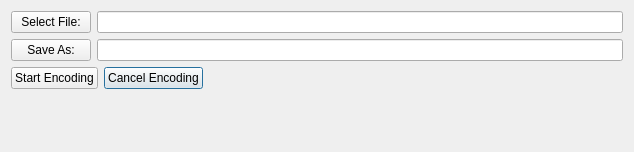
This is dialog.ui in an146/qtheorafrontend as Qt 5 draws it before an edit. The edited form follows.
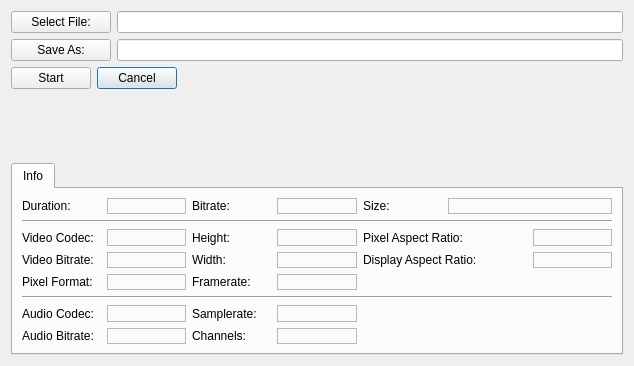
This is the edited form. Icons and pictures are not drawn.

Commit message: Info tab

What changed in the file:
```diff
--- a/dialog.ui
+++ b/dialog.ui
@@ -7,7 +7,7 @@
     <x>0</x>
     <y>0</y>
     <width>634</width>
-    <height>152</height>
+    <height>366</height>
    </rect>
   </property>
   <property name="windowTitle">
@@ -17,39 +17,49 @@
    <iconset resource="resources.qrc">
     <normaloff>:/app.png</normaloff>:/app.png</iconset>
   </property>
-  <layout class="QGridLayout" name="gridLayout">
-   <item row="0" column="0">
-    <widget class="QPushButton" name="input_select">
-     <property name="text">
-      <string>Select File:</string>
-     </property>
-     <property name="autoDefault">
-      <bool>false</bool>
-     </property>
-    </widget>
+  <layout class="QVBoxLayout" name="verticalLayout">
+   <item>
+    <layout class="QGridLayout" name="gridLayout_1">
+     <item row="0" column="0">
+      <widget class="QPushButton" name="input_select">
+       <property name="minimumSize">
+        <size>
+         <width>100</width>
+         <height>0</height>
+        </size>
+       </property>
+       <property name="text">
+        <string>Select File:</string>
+       </property>
+       <property name="autoDefault">
+        <bool>false</bool>
+       </property>
+      </widget>
+     </item>
+     <item row="1" column="0">
+      <widget class="QPushButton" name="output_select">
+       <property name="text">
+        <string>Save As:</string>
+       </property>
+       <property name="autoDefault">
+        <bool>false</bool>
+       </property>
+      </widget>
+     </item>
+     <item row="1" column="1">
+      <widget class="QLineEdit" name="output"/>
+     </item>
+     <item row="0" column="1">
+      <widget class="QLineEdit" name="input"/>
+     </item>
+    </layout>
    </item>
-   <item row="0" column="1">
-    <widget class="QLineEdit" name="input"/>
-   </item>
-   <item row="1" column="0">
-    <widget class="QPushButton" name="output_select">
-     <property name="text">
-      <string>Save As:</string>
-     </property>
-     <property name="autoDefault">
-      <bool>false</bool>
-     </property>
-    </widget>
-   </item>
-   <item row="1" column="1">
-    <widget class="QLineEdit" name="output"/>
-   </item>
-   <item row="2" column="0" colspan="2">
+   <item>
     <layout class="QHBoxLayout" name="horizontalLayout">
      <item>
       <widget class="QPushButton" name="transcode">
        <property name="text">
-        <string>Start Encoding</string>
+        <string>Start</string>
        </property>
        <property name="autoDefault">
         <bool>false</bool>
@@ -59,7 +69,7 @@
      <item>
       <widget class="QPushButton" name="cancel">
        <property name="text">
-        <string>Cancel Encoding</string>
+        <string>Cancel</string>
        </property>
       </widget>
      </item>
@@ -78,14 +88,14 @@
      </item>
     </layout>
    </item>
-   <item row="4" column="0" colspan="2">
+   <item>
     <widget class="QLabel" name="status">
      <property name="text">
       <string/>
      </property>
     </widget>
    </item>
-   <item row="3" column="0">
+   <item>
     <spacer name="verticalSpacer">
      <property name="orientation">
       <enum>Qt::Vertical</enum>
@@ -98,6 +108,340 @@
      </property>
     </spacer>
    </item>
+   <item>
+    <widget class="QTabWidget" name="tabWidget">
+     <property name="currentIndex">
+      <number>0</number>
+     </property>
+     <widget class="QWidget" name="info">
+      <property name="sizePolicy">
+       <sizepolicy hsizetype="Expanding" vsizetype="Expanding">
+        <horstretch>0</horstretch>
+        <verstretch>0</verstretch>
+       </sizepolicy>
+      </property>
+      <attribute name="title">
+       <string>Info</string>
+      </attribute>
+      <layout class="QGridLayout" name="gridLayout">
+       <item row="0" column="0">
+        <widget class="QLabel" name="label_2">
+         <property name="text">
+          <string>Duration:</string>
+         </property>
+        </widget>
+       </item>
+       <item row="0" column="1">
+        <widget class="QLabel" name="info_duration">
+         <property name="frameShape">
+          <enum>QFrame::StyledPanel</enum>
+         </property>
+         <property name="frameShadow">
+          <enum>QFrame::Sunken</enum>
+         </property>
+         <property name="text">
+          <string/>
+         </property>
+        </widget>
+       </item>
+       <item row="0" column="2">
+        <widget class="QLabel" name="label_5">
+         <property name="text">
+          <string>Bitrate:</string>
+         </property>
+        </widget>
+       </item>
+       <item row="0" column="3">
+        <widget class="QLabel" name="info_bitrate">
+         <property name="frameShape">
+          <enum>QFrame::StyledPanel</enum>
+         </property>
+         <property name="frameShadow">
+          <enum>QFrame::Sunken</enum>
+         </property>
+         <property name="text">
+          <string/>
+         </property>
+        </widget>
+       </item>
+       <item row="0" column="4">
+        <widget class="QLabel" name="label_3">
+         <property name="text">
+          <string>Size:</string>
+         </property>
+        </widget>
+       </item>
+       <item row="0" column="5" colspan="2">
+        <widget class="QLabel" name="info_size">
+         <property name="frameShape">
+          <enum>QFrame::StyledPanel</enum>
+         </property>
+         <property name="frameShadow">
+          <enum>QFrame::Sunken</enum>
+         </property>
+         <property name="text">
+          <string/>
+         </property>
+        </widget>
+       </item>
+       <item row="1" column="0" colspan="7">
+        <widget class="Line" name="line">
+         <property name="orientation">
+          <enum>Qt::Horizontal</enum>
+         </property>
+        </widget>
+       </item>
+       <item row="2" column="0">
+        <widget class="QLabel" name="label_7">
+         <property name="text">
+          <string>Video Codec:</string>
+         </property>
+        </widget>
+       </item>
+       <item row="2" column="1">
+        <widget class="QLabel" name="info_video_codec">
+         <property name="frameShape">
+          <enum>QFrame::StyledPanel</enum>
+         </property>
+         <property name="frameShadow">
+          <enum>QFrame::Sunken</enum>
+         </property>
+         <property name="text">
+          <string/>
+         </property>
+        </widget>
+       </item>
+       <item row="2" column="2">
+        <widget class="QLabel" name="label_9">
+         <property name="text">
+          <string>Height:</string>
+         </property>
+        </widget>
+       </item>
+       <item row="2" column="3">
+        <widget class="QLabel" name="info_height">
+         <property name="frameShape">
+          <enum>QFrame::StyledPanel</enum>
+         </property>
+         <property name="frameShadow">
+          <enum>QFrame::Sunken</enum>
+         </property>
+         <property name="text">
+          <string/>
+         </property>
+        </widget>
+       </item>
+       <item row="3" column="0">
+        <widget class="QLabel" name="label_13">
+         <property name="text">
+          <string>Video Bitrate:</string>
+         </property>
+        </widget>
+       </item>
+       <item row="3" column="1">
+        <widget class="QLabel" name="info_video_bitrate">
+         <property name="frameShape">
+          <enum>QFrame::StyledPanel</enum>
+         </property>
+         <property name="frameShadow">
+          <enum>QFrame::Sunken</enum>
+         </property>
+         <property name="text">
+          <string/>
+         </property>
+        </widget>
+       </item>
+       <item row="3" column="2">
+        <widget class="QLabel" name="label_15">
+         <property name="text">
+          <string>Width:</string>
+         </property>
+        </widget>
+       </item>
+       <item row="3" column="3">
+        <widget class="QLabel" name="info_width">
+         <property name="frameShape">
+          <enum>QFrame::StyledPanel</enum>
+         </property>
+         <property name="frameShadow">
+          <enum>QFrame::Sunken</enum>
+         </property>
+         <property name="text">
+          <string/>
+         </property>
+        </widget>
+       </item>
+       <item row="3" column="4" colspan="2">
+        <widget class="QLabel" name="label_17">
+         <property name="text">
+          <string>Display Aspect Ratio:</string>
+         </property>
+        </widget>
+       </item>
+       <item row="4" column="0">
+        <widget class="QLabel" name="label_19">
+         <property name="text">
+          <string>Pixel Format:</string>
+         </property>
+        </widget>
+       </item>
+       <item row="4" column="1">
+        <widget class="QLabel" name="info_pixel_format">
+         <property name="frameShape">
+          <enum>QFrame::StyledPanel</enum>
+         </property>
+         <property name="frameShadow">
+          <enum>QFrame::Sunken</enum>
+         </property>
+         <property name="text">
+          <string/>
+         </property>
+        </widget>
+       </item>
+       <item row="4" column="2">
+        <widget class="QLabel" name="label_21">
+         <property name="text">
+          <string>Framerate:</string>
+         </property>
+        </widget>
+       </item>
+       <item row="4" column="3">
+        <widget class="QLabel" name="info_framerate">
+         <property name="frameShape">
+          <enum>QFrame::StyledPanel</enum>
+         </property>
+         <property name="frameShadow">
+          <enum>QFrame::Sunken</enum>
+         </property>
+         <property name="text">
+          <string/>
+         </property>
+        </widget>
+       </item>
+       <item row="5" column="0" colspan="7">
+        <widget class="Line" name="line_2">
+         <property name="orientation">
+          <enum>Qt::Horizontal</enum>
+         </property>
+        </widget>
+       </item>
+       <item row="6" column="0">
+        <widget class="QLabel" name="label_23">
+         <property name="text">
+          <string>Audio Codec:</string>
+         </property>
+        </widget>
+       </item>
+       <item row="6" column="1">
+        <widget class="QLabel" name="info_audio_codec">
+         <property name="frameShape">
+          <enum>QFrame::StyledPanel</enum>
+         </property>
+         <property name="frameShadow">
+          <enum>QFrame::Sunken</enum>
+         </property>
+         <property name="text">
+          <string/>
+         </property>
+        </widget>
+       </item>
+       <item row="6" column="2">
+        <widget class="QLabel" name="label_25">
+         <property name="text">
+          <string>Samplerate:</string>
+         </property>
+        </widget>
+       </item>
+       <item row="6" column="3">
+        <widget class="QLabel" name="info_samplerate">
+         <property name="frameShape">
+          <enum>QFrame::StyledPanel</enum>
+         </property>
+         <property name="frameShadow">
+          <enum>QFrame::Sunken</enum>
+         </property>
+         <property name="text">
+          <string/>
+         </property>
+        </widget>
+       </item>
+       <item row="7" column="0">
+        <widget class="QLabel" name="label_27">
+         <property name="text">
+          <string>Audio Bitrate:</string>
+         </property>
+        </widget>
+       </item>
+       <item row="7" column="1">
+        <widget class="QLabel" name="info_audio_bitrate">
+         <property name="frameShape">
+          <enum>QFrame::StyledPanel</enum>
+         </property>
+         <property name="frameShadow">
+          <enum>QFrame::Sunken</enum>
+         </property>
+         <property name="text">
+          <string/>
+         </property>
+        </widget>
+       </item>
+       <item row="7" column="2">
+        <widget class="QLabel" name="label_29">
+         <property name="text">
+          <string>Channels:</string>
+         </property>
+        </widget>
+       </item>
+       <item row="7" column="3">
+        <widget class="QLabel" name="info_channels">
+         <property name="frameShape">
+          <enum>QFrame::StyledPanel</enum>
+         </property>
+         <property name="frameShadow">
+          <enum>QFrame::Sunken</enum>
+         </property>
+         <property name="text">
+          <string/>
+         </property>
+        </widget>
+       </item>
+       <item row="2" column="4" colspan="2">
+        <widget class="QLabel" name="label_11">
+         <property name="text">
+          <string>Pixel Aspect Ratio:</string>
+         </property>
+        </widget>
+       </item>
+       <item row="2" column="6">
+        <widget class="QLabel" name="info_pixel_aspect_ratio">
+         <property name="frameShape">
+          <enum>QFrame::StyledPanel</enum>
+         </property>
+         <property name="frameShadow">
+          <enum>QFrame::Sunken</enum>
+         </property>
+         <property name="text">
+          <string/>
+         </property>
+        </widget>
+       </item>
+       <item row="3" column="6">
+        <widget class="QLabel" name="info_display_aspect_ratio">
+         <property name="frameShape">
+          <enum>QFrame::StyledPanel</enum>
+         </property>
+         <property name="frameShadow">
+          <enum>QFrame::Sunken</enum>
+         </property>
+         <property name="text">
+          <string/>
+         </property>
+        </widget>
+       </item>
+      </layout>
+     </widget>
+    </widget>
+   </item>
   </layout>
  </widget>
  <resources>
```
The commit also changes 2 other files.
